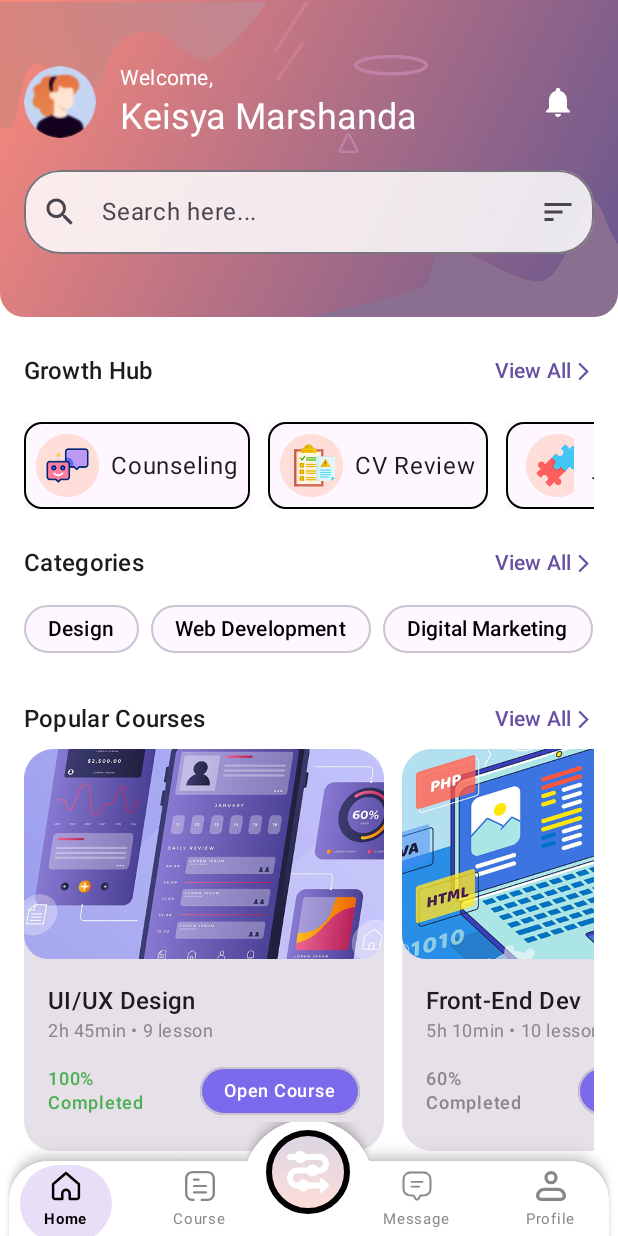
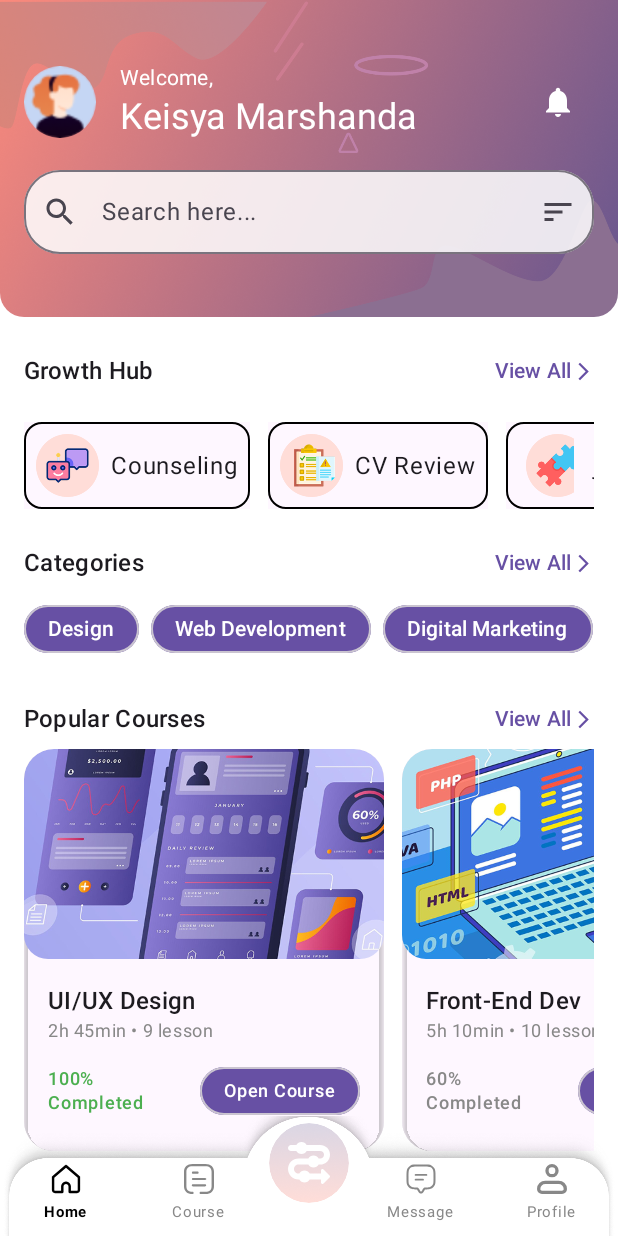
Before and after one commit to arvardy184/elevate, an Android app built with Jetpack Compose: the composable HomeScreen shown on its own in the app's theme, on a phone screen of 412 x 824 dp. Run offline under Robolectric (Android 15) with nearby library versions, the light colour scheme and no system bars; 1 statement that could not run was skipped.

Commit message:
Fix: Homescreen

```diff
--- a/app/src/main/java/com/application/elevate/component/CategoryChip.kt
+++ b/app/src/main/java/com/application/elevate/component/CategoryChip.kt
@@ -20,8 +20,8 @@ fun CategoryChip(
         label = { Text(text) },
         shape = RoundedCornerShape(20.dp),
         colors = AssistChipDefaults.assistChipColors(
-            containerColor = MaterialTheme.colorScheme.background,
-            labelColor = Color.Black
+            containerColor = MaterialTheme.colorScheme.primary,
+            labelColor = MaterialTheme.colorScheme.onPrimary
         )
     )
 }
--- a/app/src/main/java/com/application/elevate/component/CourseCard.kt
+++ b/app/src/main/java/com/application/elevate/component/CourseCard.kt
@@ -2,6 +2,8 @@ package com.application.elevate.component
 
 
 import androidx.compose.foundation.Image
+import androidx.compose.foundation.background
+import androidx.compose.foundation.border
 import androidx.compose.foundation.layout.*
 import androidx.compose.foundation.shape.RoundedCornerShape
 import androidx.compose.material3.*
@@ -9,13 +11,16 @@ import androidx.compose.runtime.Composable
 import androidx.compose.ui.Alignment
 import androidx.compose.ui.Modifier
 import androidx.compose.ui.draw.clip
+import androidx.compose.ui.draw.shadow
 import androidx.compose.ui.graphics.Color
 import androidx.compose.ui.layout.ContentScale
 import androidx.compose.ui.res.painterResource
 import androidx.compose.ui.text.font.FontWeight
 import androidx.compose.ui.text.style.TextAlign
+import androidx.compose.ui.tooling.preview.Preview
 import androidx.compose.ui.unit.dp
 import androidx.compose.ui.unit.sp
+import com.application.elevate.data.dummyCourses
 import com.application.elevate.model.Course
 import com.application.elevate.ui.login.poppinsFontFamily
 
@@ -29,7 +34,10 @@ fun CourseCard(course: Course) {
             .wrapContentHeight(),
 //        elevation = CardDefaults.cardElevation(6.dp)
     ) {
-        Column {
+        Column(
+            modifier = Modifier.background(MaterialTheme.colorScheme.background).shadow(2.dp, RoundedCornerShape(20.dp))
+        ) {
+
             // 📷 Course Image
             Image(
                 painter = painterResource(id = course.imageRes),
@@ -85,7 +93,7 @@ fun CourseCard(course: Course) {
                         },
                         shape = RoundedCornerShape(50),
                         colors = AssistChipDefaults.assistChipColors(
-                            containerColor = Color(0xFF7C6AED),
+                            containerColor = MaterialTheme.colorScheme.primary,
                             labelColor = Color.White
                         )
                     )
@@ -94,3 +102,9 @@ fun CourseCard(course: Course) {
         }
     }
 }
+
+@Preview(showBackground = true)
+@Composable
+fun CourseCardPreview() {
+    CourseCard(course = dummyCourses[0])
+}
--- a/app/src/main/java/com/application/elevate/component/Navbar.kt
+++ b/app/src/main/java/com/application/elevate/component/Navbar.kt
@@ -7,6 +7,7 @@ import androidx.compose.foundation.border
 import androidx.compose.foundation.clickable
 import androidx.compose.foundation.layout.Arrangement
 import androidx.compose.foundation.layout.Box
+import androidx.compose.foundation.layout.Column
 import androidx.compose.foundation.layout.Row
 
 import androidx.compose.foundation.layout.fillMaxWidth
@@ -59,7 +60,7 @@ fun Navbar(
     Box(
         modifier = Modifier
             .fillMaxWidth()
-            .height(76.dp)
+            .height(80.dp)
             .background(Color.Transparent),
 
 
@@ -90,8 +91,7 @@ fun Navbar(
                     Box(
                         modifier = Modifier
                             .offset(y = (-15).dp)
-                            .size(56.dp)
-                            .border(4.dp, Color.Black, RoundedCornerShape(50))
+                            .size(60.dp)
                             .padding(3.dp)
                             .clip(CircleShape)
                             .clickable { onItemClick(item.route) },
@@ -115,12 +115,13 @@ fun Navbar(
                         )
                     }
                 } else {
-                    NavigationBarItem(
-                        selected = isSelected,
-                        onClick = { onItemClick(item.route) },
-                        modifier = Modifier.width(10.dp).height(73.dp).padding(top = 30.dp),
-                        icon = {
-                            androidx.compose.foundation.layout.Column(horizontalAlignment = Alignment.CenterHorizontally) {
+                    Box(
+                        modifier = Modifier
+                            .weight(1f)
+                            .clickable { onItemClick(item.route) },
+                        contentAlignment = Alignment.Center
+                    ) {
+                        Column(horizontalAlignment = Alignment.CenterHorizontally) {
                             Icon(
                                 painter = painterResource(id = item.iconRes),
                                 contentDescription = item.title,
@@ -130,19 +131,15 @@ fun Navbar(
                             Text(
                                 text = item.title,
                                 fontSize = 10.sp,
-                                    textAlign = TextAlign.Start,
                                 fontWeight = if (isSelected) FontWeight.Bold else FontWeight.Normal,
                                 color = iconColor
-                                )
-                            }
-                        },
-                        alwaysShowLabel = false // tetap false karena kita custom sendiri label-nya
                             )
                         }
                     }
                 }
             }
-
+        }
+    }
 
 
 }
@@ -152,7 +149,7 @@ fun Navbar(
 fun HomeScreenPrevie() {
     ReplyTheme { // Pastikan ini adalah theme kamu
         Navbar(
-            selectedRoute = "",
+            selectedRoute = "course",
             onItemClick = { route ->
                 // TODO: navigate ke halaman lain
                 Log.d("BottomNavBar", "Navigasi ke: $route")
```
Lines whose indentation alone changed are shown as unchanged.
